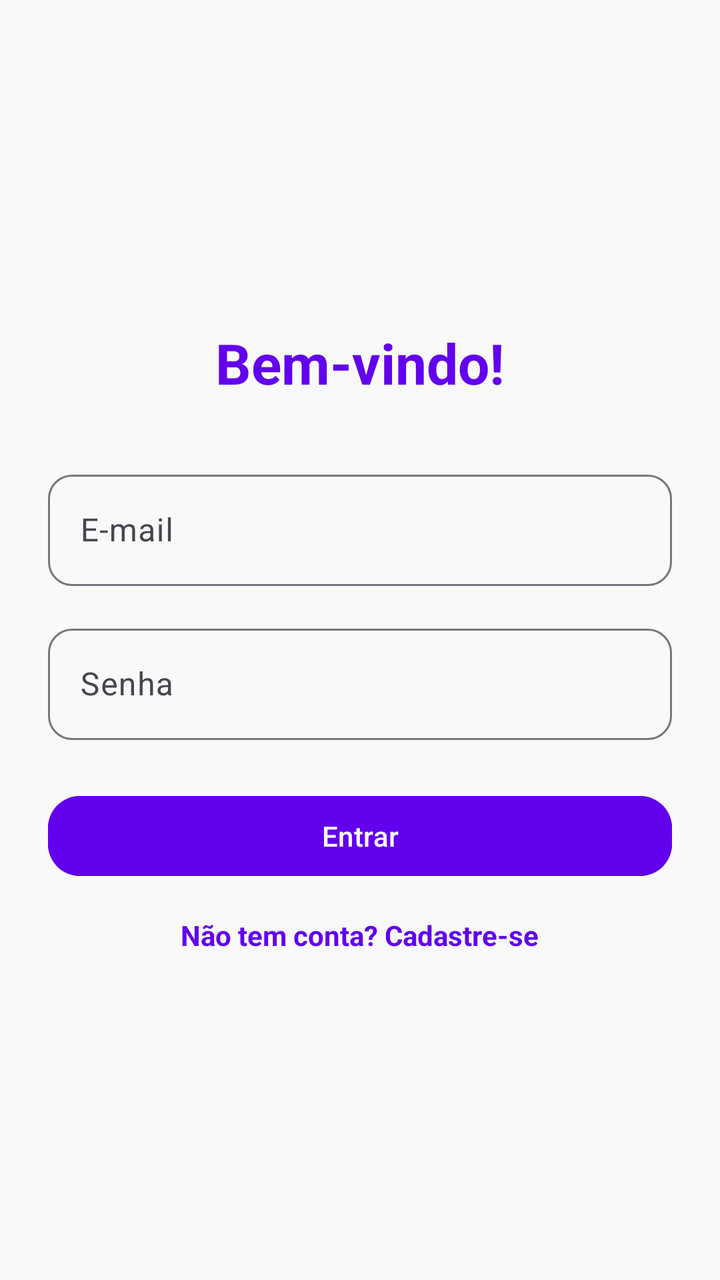
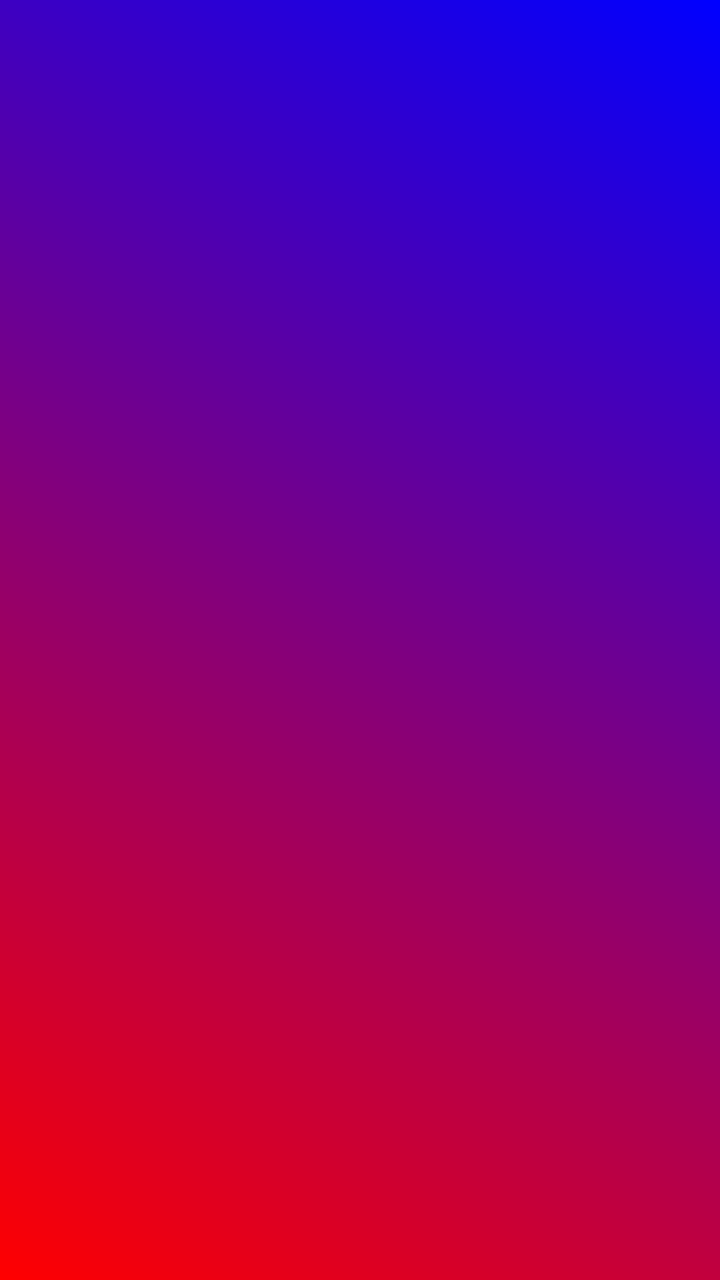

An Android layout rendered at two revisions. The XML below is the earlier revision; the diff shows what the commit changed to produce the second picture.
<!-- AndroidManifest.xml: application theme Theme.Miadot -->
<!-- res/layout/activity_login.xml -->
<?xml version="1.0" encoding="utf-8"?>
<LinearLayout
    xmlns:android="http://schemas.android.com/apk/res/android"
    xmlns:app="http://schemas.android.com/apk/res-auto"
    xmlns:tools="http://schemas.android.com/tools"
    android:layout_width="match_parent"
    android:layout_height="match_parent"
    android:orientation="vertical"
    android:gravity="center"
    android:padding="24dp"
    android:background="@color/background_color"
    tools:context=".MainActivity">

    
    <TextView
        android:layout_width="wrap_content"
        android:layout_height="wrap_content"
        android:text="Bem-vindo!"
        android:textSize="28sp"
        android:textStyle="bold"
        android:textColor="@color/primary"
        android:layout_marginBottom="32dp" />

    
    <com.google.android.material.textfield.TextInputLayout
        android:layout_width="match_parent"
        android:layout_height="wrap_content"
        android:layout_marginBottom="16dp"
        app:boxBackgroundMode="outline"
        app:boxCornerRadiusTopStart="12dp"
        app:boxCornerRadiusTopEnd="12dp"
        app:boxCornerRadiusBottomStart="12dp"
        app:boxCornerRadiusBottomEnd="12dp">

        <com.google.android.material.textfield.TextInputEditText
            android:id="@+id/editTextEmail"
            android:layout_width="match_parent"
            android:layout_height="wrap_content"
            android:hint="E-mail"
            android:inputType="textEmailAddress" />
    </com.google.android.material.textfield.TextInputLayout>

    
    <com.google.android.material.textfield.TextInputLayout
        android:layout_width="match_parent"
        android:layout_height="wrap_content"
        android:layout_marginBottom="24dp"
        app:boxBackgroundMode="outline"
        app:boxCornerRadiusTopStart="12dp"
        app:boxCornerRadiusTopEnd="12dp"
        app:boxCornerRadiusBottomStart="12dp"
        app:boxCornerRadiusBottomEnd="12dp">

        <com.google.android.material.textfield.TextInputEditText
            android:id="@+id/editTextPassword"
            android:layout_width="match_parent"
            android:layout_height="wrap_content"
            android:hint="Senha"
            android:inputType="textPassword" />
    </com.google.android.material.textfield.TextInputLayout>

    
    <com.google.android.material.button.MaterialButton
        android:id="@+id/buttonLogin"
        android:layout_width="match_parent"
        android:layout_height="wrap_content"
        android:text="Entrar"
        style="@style/Widget.Material3.Button"
        app:cornerRadius="16dp"
        android:backgroundTint="@color/primary"
        android:textColor="@android:color/white" />

    
    <TextView
        android:id="@+id/textViewCriarConta"
        android:layout_width="wrap_content"
        android:layout_height="wrap_content"
        android:layout_marginTop="16dp"
        android:text="Não tem conta? Cadastre-se"
        android:textColor="@color/primary"
        android:textSize="14sp"
        android:textStyle="bold"/>

</LinearLayout>
<!-- resources referenced by this layout -->
<resources>
  <color name="background_color">#F9F9F9</color>
  <color name="primary">#6200EE</color>
  <style name="Theme.Miadot" parent="Theme.Material3.DayNight.NoActionBar">
          
          <item name="colorPrimary">@color/purple_500</item>
          <item name="colorPrimaryDark">@color/purple_700</item>
          <item name="colorAccent">@color/teal_200</item>
      </style>
  <color name="purple_500">#FF6200EE</color>
  <color name="purple_700">#FF3700B3</color>
  <color name="teal_200">#FF03DAC5</color>
</resources>

<!-- the commit's change to res/layout/activity_login.xml (unified diff, before → after) -->
@@ -1,84 +1,15 @@
 <?xml version="1.0" encoding="utf-8"?>
-<LinearLayout
+<androidx.constraintlayout.widget.ConstraintLayout
     xmlns:android="http://schemas.android.com/apk/res/android"
     xmlns:app="http://schemas.android.com/apk/res-auto"
-    xmlns:tools="http://schemas.android.com/tools"
     android:layout_width="match_parent"
     android:layout_height="match_parent"
-    android:orientation="vertical"
-    android:gravity="center"
-    android:padding="24dp"
-    android:background="@color/background_color"
-    tools:context=".MainActivity">
+    android:background="@drawable/bg_gradient">
 
-    
-    <TextView
-        android:layout_width="wrap_content"
-        android:layout_height="wrap_content"
-        android:text="Bem-vindo!"
-        android:textSize="28sp"
-        android:textStyle="bold"
-        android:textColor="@color/primary"
-        android:layout_marginBottom="32dp" />
-
-    
-    <com.google.android.material.textfield.TextInputLayout
+    <androidx.viewpager2.widget.ViewPager2
+        android:id="@+id/viewPager"
         android:layout_width="match_parent"
-        android:layout_height="wrap_content"
-        android:layout_marginBottom="16dp"
-        app:boxBackgroundMode="outline"
-        app:boxCornerRadiusTopStart="12dp"
-        app:boxCornerRadiusTopEnd="12dp"
-        app:boxCornerRadiusBottomStart="12dp"
-        app:boxCornerRadiusBottomEnd="12dp">
-
-        <com.google.android.material.textfield.TextInputEditText
-            android:id="@+id/editTextEmail"
-            android:layout_width="match_parent"
-            android:layout_height="wrap_content"
-            android:hint="E-mail"
-            android:inputType="textEmailAddress" />
-    </com.google.android.material.textfield.TextInputLayout>
-
-    
-    <com.google.android.material.textfield.TextInputLayout
-        android:layout_width="match_parent"
-        android:layout_height="wrap_content"
-        android:layout_marginBottom="24dp"
-        app:boxBackgroundMode="outline"
-        app:boxCornerRadiusTopStart="12dp"
-        app:boxCornerRadiusTopEnd="12dp"
-        app:boxCornerRadiusBottomStart="12dp"
-        app:boxCornerRadiusBottomEnd="12dp">
-
-        <com.google.android.material.textfield.TextInputEditText
-            android:id="@+id/editTextPassword"
-            android:layout_width="match_parent"
-            android:layout_height="wrap_content"
-            android:hint="Senha"
-            android:inputType="textPassword" />
-    </com.google.android.material.textfield.TextInputLayout>
-
-    
-    <com.google.android.material.button.MaterialButton
-        android:id="@+id/buttonLogin"
-        android:layout_width="match_parent"
-        android:layout_height="wrap_content"
-        android:text="Entrar"
-        style="@style/Widget.Material3.Button"
-        app:cornerRadius="16dp"
-        android:backgroundTint="@color/primary"
-        android:textColor="@android:color/white" />
-
-    
-    <TextView
-        android:id="@+id/textViewCriarConta"
-        android:layout_width="wrap_content"
-        android:layout_height="wrap_content"
-        android:layout_marginTop="16dp"
-        android:text="Não tem conta? Cadastre-se"
-        android:textColor="@color/primary"
-        android:textSize="14sp"
-        android:textStyle="bold"/>
-
-</LinearLayout>
+        android:layout_height="match_parent"
+        app:layout_constraintTop_toTopOf="parent"
+        app:layout_constraintBottom_toBottomOf="parent"/>
+</androidx.constraintlayout.widget.ConstraintLayout>
<!-- resource entries referenced after the edit -->
@@ -1,7 +1,13 @@
 <!-- resources referenced by this layout -->
 <resources>
-  <color name="background_color">#F9F9F9</color>
-  <color name="primary">#6200EE</color>
+  <!-- drawable bg_gradient (drawable) -->
+  <shape xmlns:android="http://schemas.android.com/apk/res/android"
+      android:shape="rectangle">
+      <gradient
+          android:startColor="#FF0000"
+          android:endColor="#0000FF"
+          android:angle="45"/>
+  </shape>
   <style name="Theme.Miadot" parent="Theme.Material3.DayNight.NoActionBar">
           
           <item name="colorPrimary">@color/purple_500</item>
